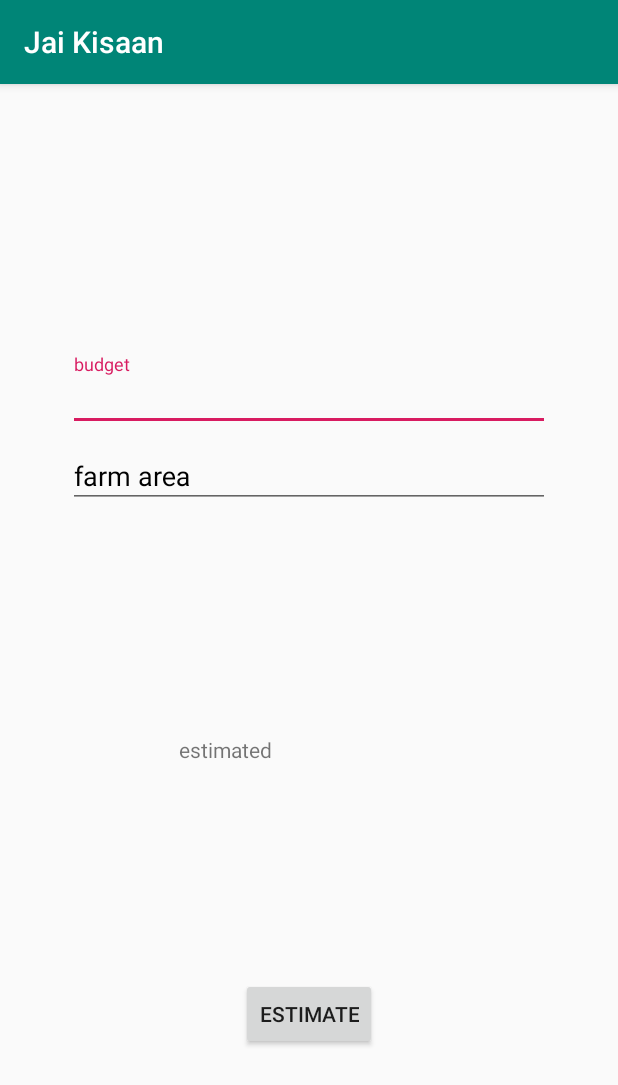
After one commit to vishwa5854/Jai-Kisan, an Android app: the CropSuggest screen opened directly, with no data from a screen before it, on a phone screen of 412 x 824 dp. The commit adds this screen. Shown: the top 1085 px of the screen. Run offline under Robolectric (Android 15) with nearby library versions, the phone set to English and light mode, and no system bars.

Commit message:
before final

```diff
--- a/app/src/main/AndroidManifest.xml
+++ b/app/src/main/AndroidManifest.xml
@@ -14,7 +14,11 @@
         android:roundIcon="@mipmap/ic_launcher_round"
         android:supportsRtl="true"
         android:theme="@style/AppTheme">
-        <activity android:name=".Weather"></activity>
+        <activity android:name=".Alert"></activity>
+        <activity android:name=".PestDetection" />
+        <activity android:name=".CropSuggest" />
+        <activity android:name=".Services" />
+        <activity android:name=".Weather" />
         <activity android:name=".ExistingUser" />
         <activity android:name=".NewUser" />
         <activity android:name=".MainActivity">
--- /dev/null
+++ b/app/src/main/java/com/hackathon/jaikisaan/CropSuggest.java
@@ -0,0 +1,32 @@
+package com.hackathon.jaikisaan;
+
+import androidx.appcompat.app.AppCompatActivity;
+
+import android.os.Bundle;
+import android.view.View;
+import android.widget.Button;
+
+import com.google.android.material.textfield.TextInputLayout;
+
+public class CropSuggest extends AppCompatActivity {
+
+    @Override
+    protected void onCreate(Bundle savedInstanceState) {
+        super.onCreate(savedInstanceState);
+        setContentView(R.layout.activity_crop_suggest);
+        final TextInputLayout budget = findViewById(R.id.budget);
+        final TextInputLayout farmArea = findViewById(R.id.farm);
+
+        Button estimate = findViewById(R.id.estimate);
+        estimate.setOnClickListener(new View.OnClickListener() {
+            @Override
+            public void onClick(View v) {
+                String b = budget.getEditText().getText().toString();
+                String f = farmArea.getEditText().getText().toString();
+                Data.cropEstimate =  Integer.parseInt(b) / Integer.parseInt(f) ;
+                Client client = new Client(4,getApplicationContext());
+                client.execute();
+            }
+        });
+    }
+}
--- a/app/src/main/java/com/hackathon/jaikisaan/Data.java
+++ b/app/src/main/java/com/hackathon/jaikisaan/Data.java
@@ -1,6 +1,7 @@
 package com.hackathon.jaikisaan;
 
 import android.annotation.SuppressLint;
+import android.app.Activity;
 import android.content.Context;
 
 class Data {
@@ -11,5 +12,10 @@ class Data {
     static String authentication = "";
     @SuppressLint("StaticFieldLeak")
     static Context existingUser;
+    @SuppressLint("StaticFieldLeak")
+    static Activity activity;
+
+    static int cropEstimate;
+    static String fileName;
 
 }
--- /dev/null
+++ b/app/src/main/res/layout/activity_crop_suggest.xml
@@ -0,0 +1,64 @@
+<?xml version="1.0" encoding="utf-8"?>
+<androidx.constraintlayout.widget.ConstraintLayout xmlns:android="http://schemas.android.com/apk/res/android"
+    xmlns:app="http://schemas.android.com/apk/res-auto"
+    xmlns:tools="http://schemas.android.com/tools"
+    android:layout_width="match_parent"
+    android:layout_height="match_parent"
+    tools:context=".CropSuggest">
+
+    <com.google.android.material.textfield.TextInputLayout
+        android:id="@+id/budget"
+        android:layout_width="321dp"
+        android:textColorHint="#000"
+        android:layout_height="51dp"
+        app:layout_constraintBottom_toBottomOf="parent"
+        app:layout_constraintEnd_toEndOf="parent"
+        app:layout_constraintStart_toStartOf="parent"
+        app:layout_constraintTop_toTopOf="parent"
+        app:layout_constraintVertical_bias="0.251">
+
+        <com.google.android.material.textfield.TextInputEditText
+            android:layout_width="match_parent"
+            android:layout_height="wrap_content"
+            android:textColorHint="#000"
+            android:hint="@string/budget" />
+    </com.google.android.material.textfield.TextInputLayout>
+
+    <com.google.android.material.textfield.TextInputLayout
+        android:id="@+id/farm"
+        android:layout_width="321dp"
+        android:layout_height="51dp"
+        android:textColorHint="#000"
+        app:layout_constraintEnd_toEndOf="parent"
+        app:layout_constraintStart_toStartOf="parent"
+        app:layout_constraintTop_toBottomOf="@+id/budget">
+
+        <com.google.android.material.textfield.TextInputEditText
+            android:layout_width="match_parent"
+            android:layout_height="wrap_content"
+            android:hint="farm area"
+            android:textColorHint="#000" />
+    </com.google.android.material.textfield.TextInputLayout>
+
+    <TextView
+        android:id="@+id/output"
+        android:layout_width="172dp"
+        android:layout_height="38dp"
+        android:layout_marginBottom="296dp"
+        android:text="@string/estimated"
+        android:textColorHint="#000"
+        app:layout_constraintBottom_toBottomOf="parent"
+        app:layout_constraintEnd_toEndOf="parent"
+        app:layout_constraintHorizontal_bias="0.497"
+        app:layout_constraintStart_toStartOf="parent" />
+
+    <Button
+        android:id="@+id/estimate"
+        android:layout_width="wrap_content"
+        android:layout_height="wrap_content"
+        android:text="Estimate"
+        app:layout_constraintBottom_toBottomOf="parent"
+        app:layout_constraintEnd_toEndOf="parent"
+        app:layout_constraintStart_toStartOf="parent"
+        app:layout_constraintTop_toBottomOf="@+id/output" />
+</androidx.constraintlayout.widget.ConstraintLayout>
--- a/app/src/main/res/values/strings.xml
+++ b/app/src/main/res/values/strings.xml
@@ -5,4 +5,8 @@
     <string name="phone">phone</string>
     <string name="next">next</string>
     <string name="login">login</string>
+    <string name="services">Services</string>
+    <string name="budget">budget</string>
+    <string name="estimated">estimated</string>
+    <string name="prediction">prediction</string>
 </resources>
```
Also changed, not shown: app/src/main/java/com/hackathon/jaikisaan/Alert.java (added, +14 -0 lines), app/src/main/java/com/hackathon/jaikisaan/Client.java (+77 -3 lines), app/src/main/java/com/hackathon/jaikisaan/MainActivity.java (+15 -0 lines), app/src/main/java/com/hackathon/jaikisaan/PestDetection.java (added, +52 -0 lines), app/src/main/java/com/hackathon/jaikisaan/Services.java (added, +43 -0 lines), app/src/main/java/com/hackathon/jaikisaan/Weather.java (+19 -13 lines), app/src/main/res/layout/activity_alert.xml (added, +9 -0 lines), app/src/main/res/layout/activity_main.xml (+11 -0 lines), app/src/main/res/layout/activity_pest_detection.xml (added, +34 -0 lines), app/src/main/res/layout/activity_services.xml (added, +42 -0 lines), app/src/main/res/layout/activity_weather.xml (+7 -8 lines).
